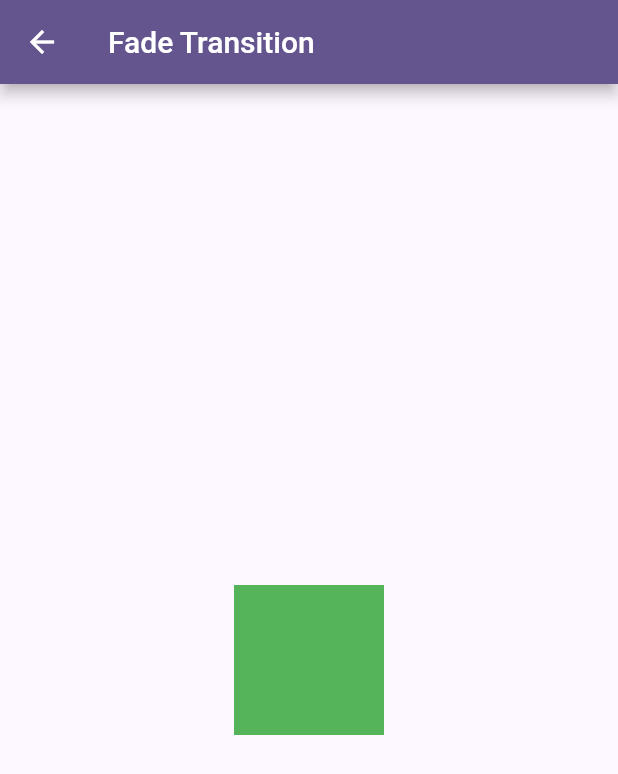
After one commit to omarSuarezRodriguez/flutter_apps_with_package, a Flutter app: the LFadeTransitionExample screen opened by its route, on a phone screen of 412 x 824 dp. The commit adds this screen. Shown: the top 774 px of the screen. Run offline on Flutter 3.47's test engine with Material 2 defaults, Android fonts, the phone set to English and light mode, and no system bars; our stand-ins replace get, get_storage, readmore; missing offline and left inert: flutter_barcode_scanner; accounts and stored records are empty.

Commit message:
developed basics_117

```diff
--- /dev/null
+++ b/lib/src/basics_screen/pages/117_fade_transition_example.dart
@@ -0,0 +1,62 @@
+import 'package:flutter/material.dart';
+
+class LFadeTransitionExample extends StatelessWidget {
+  const LFadeTransitionExample({super.key});
+
+  @override
+  Widget build(BuildContext context) {
+    return Scaffold(
+      appBar: AppBar(title: const Text('Fade Transition')),
+      body: const Center(
+        child: LFadeTransition(),
+      ),
+    );
+  }
+}
+
+
+class LFadeTransition extends StatefulWidget {
+  const LFadeTransition({super.key});
+
+  @override
+  _LFadeTransitionState createState() => _LFadeTransitionState();
+}
+
+class _LFadeTransitionState extends State<LFadeTransition>
+    with SingleTickerProviderStateMixin {
+  late AnimationController _controller;
+  late Animation _animation;
+
+  initState() {
+    super.initState();
+
+    _controller = AnimationController(
+      duration: Duration(seconds: 2),
+      vsync: this,
+    );
+    _animation = Tween(begin: 0.0, end: 1.0).animate(_controller);
+
+    _controller.forward();
+  }
+
+  @override
+  dispose() {
+    _controller.dispose();
+    super.dispose();
+  }
+
+  Widget build(BuildContext context) {
+    return Container(
+      child: Center(
+        child: FadeTransition(
+            opacity: _animation as Animation<double>,
+            child: Center(
+                child: Container(
+              width: 100,
+              height: 100,
+              color: Colors.green,
+            ))),
+      ),
+    );
+  }
+}
--- a/lib/src/routes/routes.dart
+++ b/lib/src/routes/routes.dart
@@ -16,6 +16,8 @@ import 'package:flutter_apps_with_package/src/basics_screen/pages/112_action_chi
 import 'package:flutter_apps_with_package/src/basics_screen/pages/113_choice_chip_example.dart';
 import 'package:flutter_apps_with_package/src/basics_screen/pages/114_input_chip_example.dart';
 import 'package:flutter_apps_with_package/src/basics_screen/pages/115_filter_chip_example.dart';
+import 'package:flutter_apps_with_package/src/basics_screen/pages/116_draggable_list_example.dart';
+import 'package:flutter_apps_with_package/src/basics_screen/pages/117_fade_transition_example.dart';
 import 'package:flutter_apps_with_package/src/basics_screen/pages/81_dropdown_button_example.dart';
 import 'package:flutter_apps_with_package/src/basics_screen/pages/82_cards_example.dart';
 import 'package:flutter_apps_with_package/src/basics_screen/pages/83_chips_example.dart';
@@ -282,6 +284,9 @@ Map<String, WidgetBuilder> getApplicationRoutes() {
     '/basics_113'          : (BuildContext context) => const LChoiceChipExample(),
     '/basics_114'          : (BuildContext context) => const LInputChipExample(),
     '/basics_115'          : (BuildContext context) => const LFilterChipExample(),
+    '/basics_116'          : (BuildContext context) => const LDraggableScrollableSheetExample(),
+    '/basics_117'          : (BuildContext context) => const LFadeTransitionExample(),
+
 
 
 
```
Also changed, not shown: lib/src/basics_screen/basics_screen.dart (+28 -0 lines), lib/src/basics_screen/pages/116_draggable_list_example.dart (added, +39 -0 lines).
